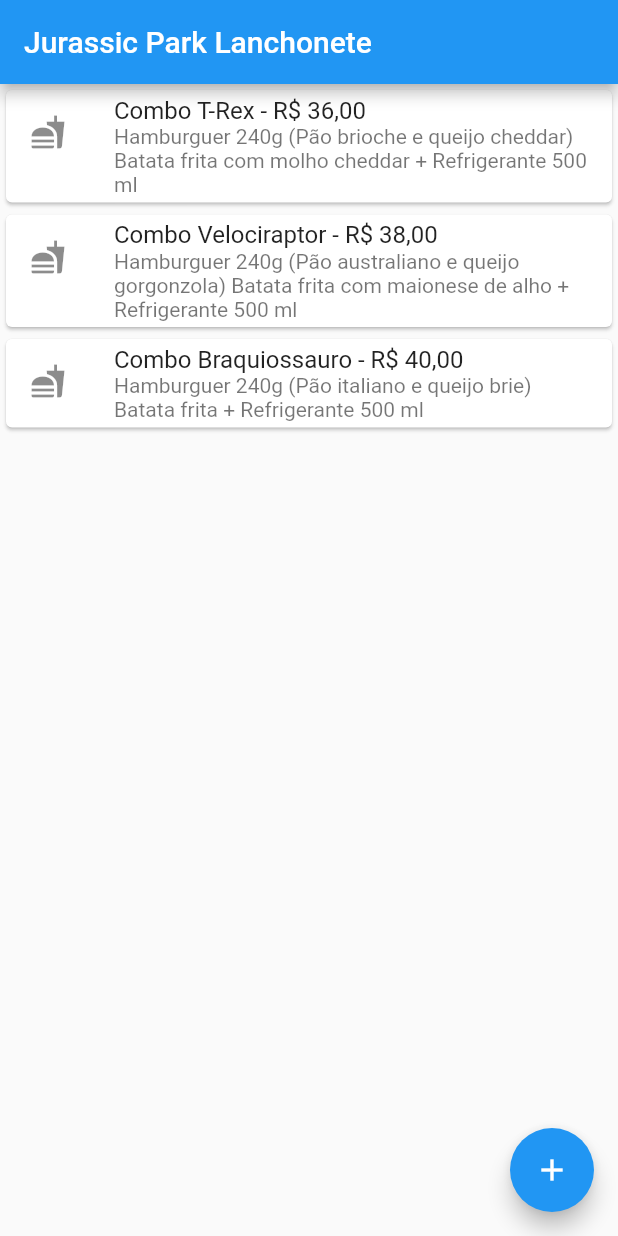
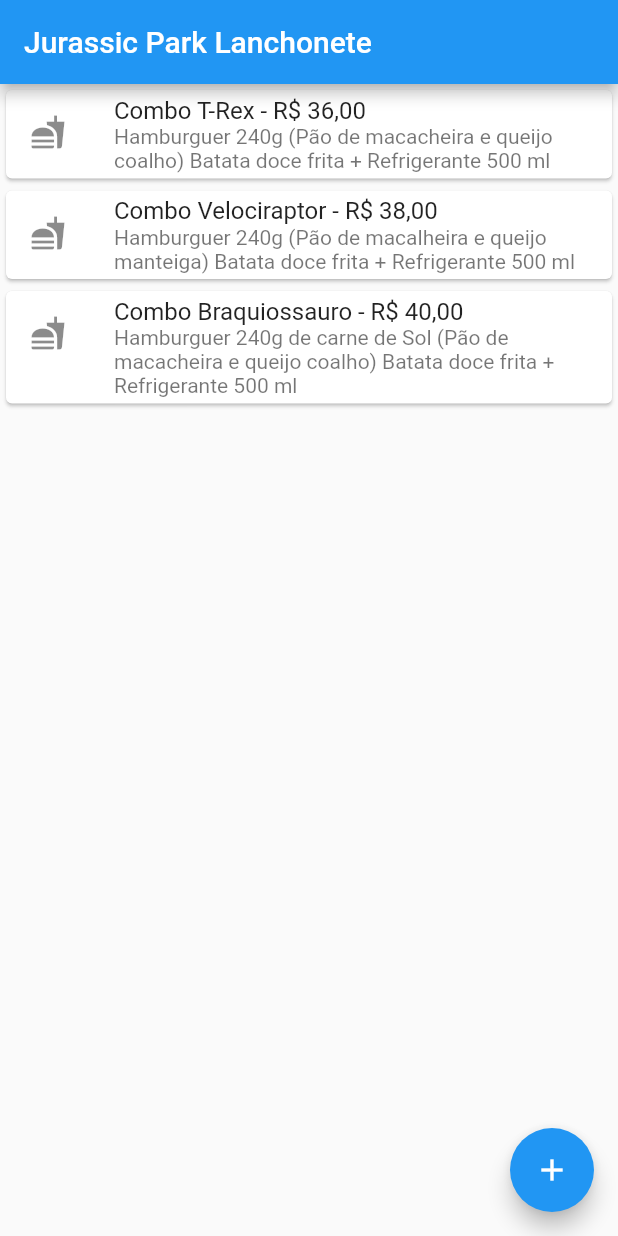
Before and after one commit to ecarloslopes/mobile-atividade-listagem-Emmanuel, a Flutter app: the screen it shows after launch, on a phone screen of 412 x 824 dp. Run offline on Flutter 3.47's test engine with Material 2 defaults, Android fonts, the phone set to English and light mode, and no system bars.

Commit message:
Atualizando alimentos

```diff
--- a/lib/lib/br/com/jm/flutter/material/Lista.dart
+++ b/lib/lib/br/com/jm/flutter/material/Lista.dart
@@ -10,21 +10,21 @@ class Lista extends StatelessWidget {
             child: ListTile(
               leading: Icon(Icons.fastfood),
               title: Text('Combo T-Rex - R\$ 36,00'),
-              subtitle: Text('Hamburguer 240g (Pão brioche e queijo cheddar) Batata frita com molho cheddar + Refrigerante 500 ml'),
+              subtitle: Text('Hamburguer 240g (Pão de macacheira e queijo coalho) Batata doce frita + Refrigerante 500 ml'),
             ),
           ),
           Card(
             child: ListTile(
               leading: Icon(Icons.fastfood),
               title: Text('Combo Velociraptor - R\$ 38,00'),
-              subtitle: Text('Hamburguer 240g (Pão australiano e queijo gorgonzola) Batata frita com maionese de alho + Refrigerante 500 ml'),
+              subtitle: Text('Hamburguer 240g (Pão de macalheira e queijo manteiga) Batata doce frita + Refrigerante 500 ml'),
             ),
           ),
           Card(
             child: ListTile(
               leading: Icon(Icons.fastfood),
               title: Text('Combo Braquiossauro - R\$ 40,00'),
-              subtitle: Text('Hamburguer 240g (Pão italiano e queijo brie) Batata frita + Refrigerante 500 ml'),
+              subtitle: Text('Hamburguer 240g de carne de Sol (Pão de macacheira e queijo coalho) Batata doce frita + Refrigerante 500 ml'),
             ),
           ),
         ],
```
